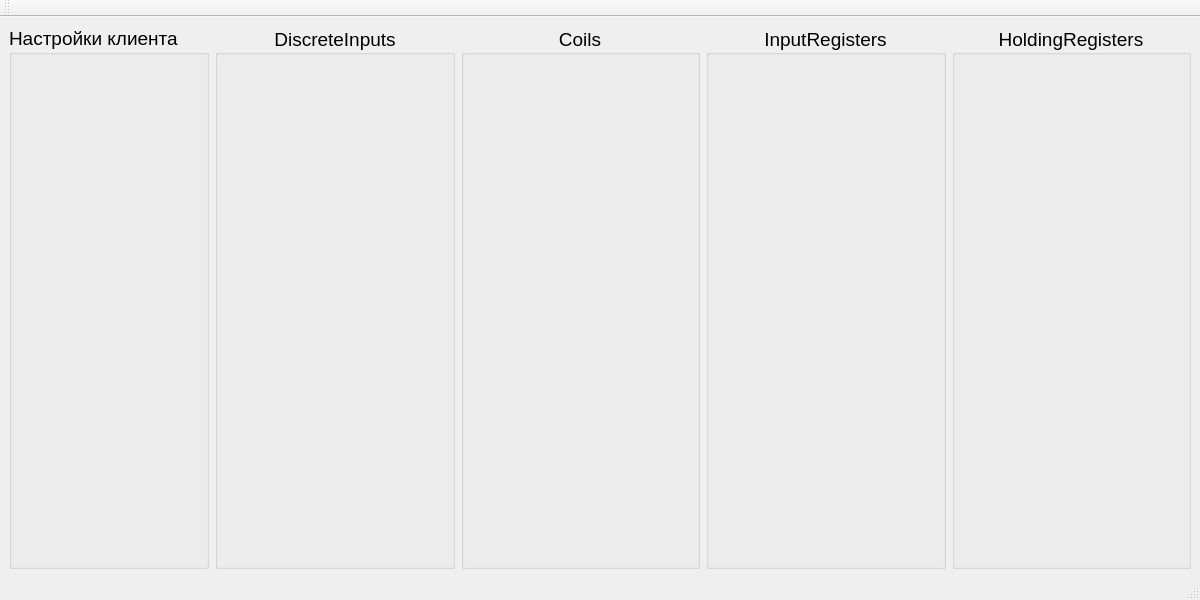
Above: uis/mainwindow.ui from dimgrig/MODBUS-CLIENT before the change. Below: the same form after it.
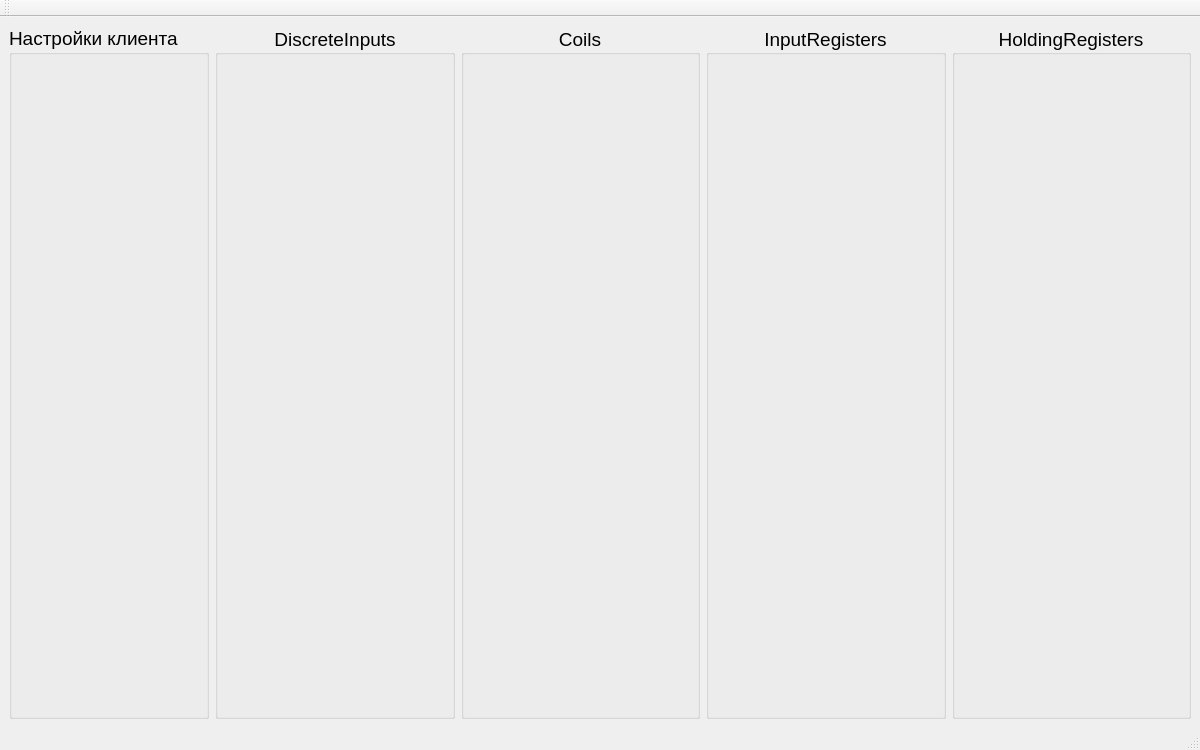
That is the form after the change.

```diff
--- a/uis/mainwindow.ui
+++ b/uis/mainwindow.ui
@@ -7,7 +7,7 @@
     <x>0</x>
     <y>0</y>
     <width>1200</width>
-    <height>600</height>
+    <height>750</height>
    </rect>
   </property>
   <property name="sizePolicy">
```
